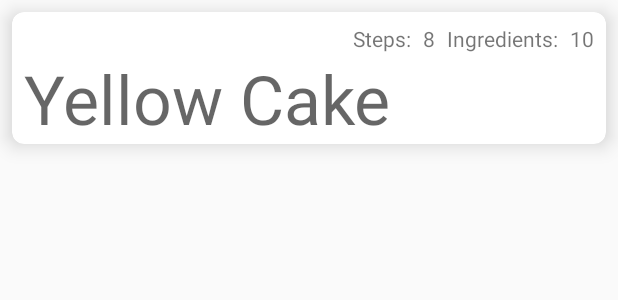
After one commit to aboyce/android-udacity-baking, an Android app: the layout fragment_recipes_item_row.xml on its own in the app's theme, with its tools: preview values and no code run, on a phone screen of 412 x 824 dp. The commit adds this screen. Shown: the top 300 px of the screen. Run offline under Robolectric (Android 15) with nearby library versions, the phone set to English and light mode, and no system bars.

Commit message:
Added basic recycler view with cards for the recipes, uses a fragment and works fine on rotation.

```diff
--- a/android/app/src/main/java/uk/ab/baking/database/dao/IngredientDao.java
+++ b/android/app/src/main/java/uk/ab/baking/database/dao/IngredientDao.java
@@ -29,4 +29,7 @@ public abstract class IngredientDao {
 
     @Query("SELECT * FROM ingredient WHERE recipe_id =:recipeId")
     public abstract LiveData<List<Ingredient>> getIngredients(Integer recipeId);
+
+    @Query("SELECT * FROM ingredient WHERE recipe_id =:recipeId")
+    public abstract List<Ingredient> getSynchronousIngredients(Integer recipeId);
 }
--- a/android/app/src/main/java/uk/ab/baking/database/dao/StepDao.java
+++ b/android/app/src/main/java/uk/ab/baking/database/dao/StepDao.java
@@ -29,4 +29,7 @@ public abstract class StepDao {
 
     @Query("SELECT * FROM step WHERE recipe_id =:recipeId")
     public abstract LiveData<List<Step>> getSteps(Integer recipeId);
+
+    @Query("SELECT * FROM step WHERE recipe_id =:recipeId")
+    public abstract List<Step> getSynchronousSteps(Integer recipeId);
 }
--- /dev/null
+++ b/android/app/src/main/res/layout/fragment_recipes_item_row.xml
@@ -0,0 +1,76 @@
+<?xml version="1.0" encoding="utf-8"?>
+<androidx.cardview.widget.CardView
+    xmlns:android="http://schemas.android.com/apk/res/android"
+    xmlns:app="http://schemas.android.com/apk/res-auto"
+    xmlns:tools="http://schemas.android.com/tools"
+    android:id="@+id/fragment_recipes_item_row_cv_root"
+    android:layout_width="match_parent"
+    android:layout_height="wrap_content"
+    android:layout_margin="8dp"
+    app:cardCornerRadius="8dp"
+    app:cardElevation="8dp">
+
+    <androidx.constraintlayout.widget.ConstraintLayout
+        android:id="@+id/fragment_recipes_cl_recipes"
+        android:layout_width="match_parent"
+        android:layout_height="match_parent">
+
+        <TextView
+            android:id="@+id/fragment_recipes_tv_step_count_label"
+            android:layout_width="wrap_content"
+            android:layout_height="wrap_content"
+            android:layout_marginTop="8dp"
+            android:layout_marginEnd="8dp"
+            android:text="@string/fragment_recipes_tv_step_count_label"
+            app:layout_constraintEnd_toStartOf="@+id/fragment_recipes_tv_step_count"
+            app:layout_constraintTop_toTopOf="parent"
+            tools:text="Steps:" />
+
+        <TextView
+            android:id="@+id/fragment_recipes_tv_step_count"
+            android:layout_width="wrap_content"
+            android:layout_height="wrap_content"
+            android:layout_marginTop="8dp"
+            android:layout_marginEnd="8dp"
+            app:layout_constraintEnd_toStartOf="@+id/fragment_recipes_tv_ingredient_count_label"
+            app:layout_constraintTop_toTopOf="parent"
+            tools:text="8" />
+
+        <TextView
+            android:id="@+id/fragment_recipes_tv_ingredient_count_label"
+            android:layout_width="wrap_content"
+            android:layout_height="wrap_content"
+            android:layout_marginTop="8dp"
+            android:layout_marginEnd="8dp"
+            android:text="@string/fragment_recipes_tv_ingredients_count_label"
+            app:layout_constraintEnd_toStartOf="@+id/fragment_recipes_tv_ingredient_count"
+            app:layout_constraintTop_toTopOf="parent"
+            tools:text="Ingredients:" />
+
+        <TextView
+            android:id="@+id/fragment_recipes_tv_ingredient_count"
+            android:layout_width="wrap_content"
+            android:layout_height="wrap_content"
+            android:layout_marginTop="8dp"
+            android:layout_marginEnd="8dp"
+            app:layout_constraintEnd_toEndOf="parent"
+            app:layout_constraintTop_toTopOf="parent"
+            tools:text="10" />
+
+        <TextView
+            android:id="@+id/fragment_recipes_tv_recipe_name"
+            android:layout_width="match_parent"
+            android:layout_height="wrap_content"
+            android:layout_marginStart="8dp"
+            android:layout_marginEnd="8dp"
+            android:textAppearance="@style/TextAppearance.AppCompat.Display2"
+            app:layout_constraintBottom_toBottomOf="parent"
+            app:layout_constraintEnd_toEndOf="parent"
+            app:layout_constraintHorizontal_bias="1.0"
+            app:layout_constraintStart_toStartOf="parent"
+            app:layout_constraintTop_toBottomOf="@+id/fragment_recipes_tv_step_count_label"
+            tools:text="Yellow Cake" />
+
+    </androidx.constraintlayout.widget.ConstraintLayout>
+
+</androidx.cardview.widget.CardView>
--- a/android/app/src/main/res/mipmap-anydpi-v26/ic_launcher.xml
+++ /dev/null
@@ -1,5 +0,0 @@
-<?xml version="1.0" encoding="utf-8"?>
-<adaptive-icon xmlns:android="http://schemas.android.com/apk/res/android">
-    <background android:drawable="@drawable/ic_launcher_background" />
-    <foreground android:drawable="@drawable/ic_launcher_foreground" />
-</adaptive-icon>
--- a/android/app/src/main/res/mipmap-anydpi-v26/ic_launcher_round.xml
+++ /dev/null
@@ -1,5 +0,0 @@
-<?xml version="1.0" encoding="utf-8"?>
-<adaptive-icon xmlns:android="http://schemas.android.com/apk/res/android">
-    <background android:drawable="@drawable/ic_launcher_background" />
-    <foreground android:drawable="@drawable/ic_launcher_foreground" />
-</adaptive-icon>
--- a/android/app/src/main/res/values/strings.xml
+++ b/android/app/src/main/res/values/strings.xml
@@ -1,3 +1,7 @@
 <resources>
     <string name="app_name">Baking</string>
+
+    <!-- Recipes Fragment -->
+    <string name="fragment_recipes_tv_step_count_label">Steps: </string>
+    <string name="fragment_recipes_tv_ingredients_count_label">Ingredients: </string>
 </resources>
```
Also changed, not shown: android/app/build.gradle (+7 -0 lines), android/app/src/main/java/uk/ab/baking/activities/MainActivity.java (+11 -7 lines), android/app/src/main/java/uk/ab/baking/adapters/RecipeAdapter.java (added, +73 -0 lines), android/app/src/main/java/uk/ab/baking/database/DataRepository.java (+14 -0 lines), android/app/src/main/java/uk/ab/baking/fragments/RecipesFragment.java (added, +73 -0 lines), android/app/src/main/java/uk/ab/baking/viewmodels/RecipesViewModel.java (+12 -0 lines), android/app/src/main/res/layout/activity_main.xml (+8 -17 lines), android/app/src/main/res/layout/fragment_recipes.xml (added, +8 -0 lines).
